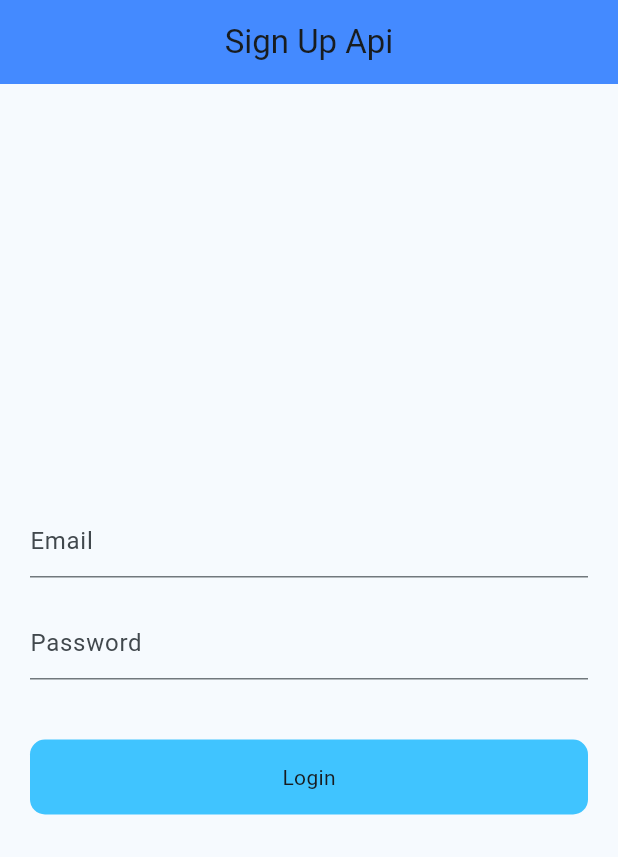
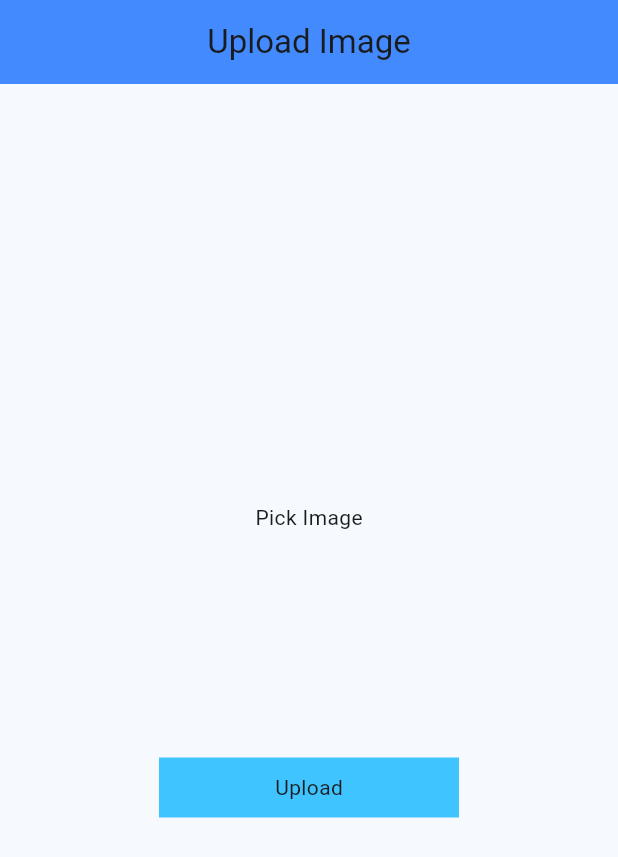
Before and after one commit to khizarsiddiqui/Api-Tutorials, a Flutter app: the screen it shows after launch, on a phone screen of 412 x 824 dp. Shown: the top 857 px of the screen. Run offline on Flutter 3.47's test engine with Material 2 defaults, Android fonts, the phone set to English and light mode, and no system bars; drawn by our look-alikes of modal_progress_hud_nsn; our stand-ins replace image_picker.

Commit message:
upload image added

```diff
--- a/lib/main.dart
+++ b/lib/main.dart
@@ -1,11 +1,14 @@
 import 'package:apitutorials/home_screen.dart';
+import 'package:apitutorials/upload_image.dart';
 import 'package:flutter/material.dart';
+import 'package:modal_progress_hud_nsn/modal_progress_hud_nsn.dart';
 
 import 'example_two.dart';
 import 'example_three.dart';
 import 'example_four.dart';
 import 'example_five.dart';
 import 'signup.dart';
+import 'upload_image.dart';
 
 void main() {
   runApp(const MyApp());
@@ -23,7 +26,7 @@
         colorScheme: ColorScheme.fromSeed(seedColor: Colors.lightBlueAccent),
         useMaterial3: true,
       ),
-      home: const SignUpScreen(),
+      home: const UploadImageScreen(),
     );
   }
 }
--- a/lib/signup.dart
+++ b/lib/signup.dart
@@ -2,6 +2,7 @@
 
 import 'package:flutter/material.dart';
 import 'package:http/http.dart';
+import 'package:modal_progress_hud_nsn/modal_progress_hud_nsn.dart';
 
 class SignUpScreen extends StatefulWidget {
   const SignUpScreen({Key? key}) : super(key: key);
--- /dev/null
+++ b/lib/upload_image.dart
@@ -0,0 +1,124 @@
+import 'dart:convert';
+import 'dart:io';
+
+import 'package:flutter/material.dart';
+import 'package:http/http.dart' as http;
+import 'package:modal_progress_hud_nsn/modal_progress_hud_nsn.dart';
+import 'package:image_picker/image_picker.dart';
+
+class UploadImageScreen extends StatefulWidget {
+  const UploadImageScreen({Key? key}) : super(key: key);
+
+  @override
+  State<UploadImageScreen> createState() => _UploadImageScreenState();
+}
+
+class _UploadImageScreenState extends State<UploadImageScreen> {
+
+  File? image ;
+  final _picker = ImagePicker();
+  bool showSpinner = false ;
+
+  Future getImage()async{
+    final pickedFile = await _picker.pickImage(source: ImageSource.gallery , imageQuality: 80);
+
+    if(pickedFile!= null){
+      image = File(pickedFile.path);
+      setState(() {
+
+      });
+    }else{
+      print('No Image Selected.');
+    }
+  }
+
+  Future<void> uploadImage() async{
+    setState(() {
+      showSpinner = true;
+    });
+
+    var stream = new http.ByteStream(image!.openRead());
+    stream.cast();
+
+    var length = await image!.length();
+
+    var uri = Uri.parse('https://fakestoreapi.com/products');
+
+    var request = new http.MultipartRequest('POST', uri);
+
+    request.fields['title'] = "Static title";
+
+    var multiport = new http.MultipartFile(
+        'image',
+        stream,
+        length as int);
+
+    request.files.add(multiport);
+
+    var response = await request.send();
+
+    print(response.stream.toString());
+    if(response.statusCode == 200){
+      setState(() {
+        showSpinner = false;
+      });
+      print('IMAGE UPLOADED!');
+    }else{
+      print('Failed!');
+      setState(() {
+        showSpinner = false;
+      });
+    }
+  }
+
+  @override
+  Widget build(BuildContext context) {
+    return ModalProgressHUD(
+      inAsyncCall: showSpinner,
+      child: Scaffold(
+        appBar: AppBar(
+          backgroundColor: Colors.blueAccent,
+          centerTitle: true,
+          title: Text('Upload Image'),
+        ),
+        body: Column(
+          mainAxisAlignment: MainAxisAlignment.center,
+          crossAxisAlignment: CrossAxisAlignment.center,
+          children: [
+            GestureDetector(
+              onTap: (){
+                getImage();
+              },
+              child: Container(
+                child: image == null ? Center(child: Text('Pick Image'),)
+                :
+                Container(
+                  child: Center(
+                    child: Image.file(
+                      File(image!.path).absolute,
+                      height: 100,
+                      width: 100,
+                      fit: BoxFit.cover,
+                    ),
+                  ),
+                ),
+              ),
+            ),
+            SizedBox(height: 150,),
+            GestureDetector(
+              onTap: (){
+                uploadImage();
+              },
+              child: Container(
+                height: 40,
+                width: 200,
+                color: Colors.lightBlueAccent,
+                child: Center(child: Text('Upload')),
+              ),
+            )
+          ],
+        ),
+      ),
+    );
+  }
+}
--- a/pubspec.yaml
+++ b/pubspec.yaml
@@ -36,7 +36,8 @@
   # Use with the CupertinoIcons class for iOS style icons.
   cupertino_icons: ^1.0.2
   http: ^1.1.0
-  modal_progress_hud_nsn: ^0.1.0-nullsafety-1
+  modal_progress_hud_nsn: ^0.4.0
+  image_picker: ^1.0.4
 
 dev_dependencies:
   flutter_test:
```
Also changed, not shown: pubspec.lock, 6 other files.
